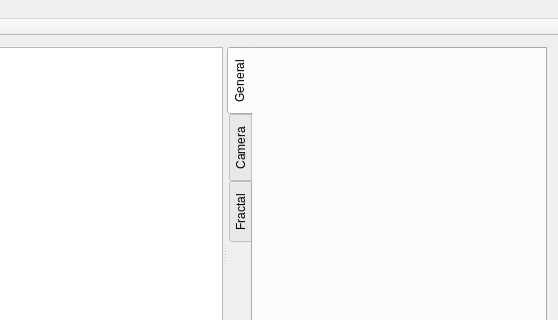
Qt form src/gui/mainwindow.ui (zhehangd/qjulia2) before a commit; both pictures show x 431 to 989 and y 0 to 320 of the 989 by 489 pixel window.
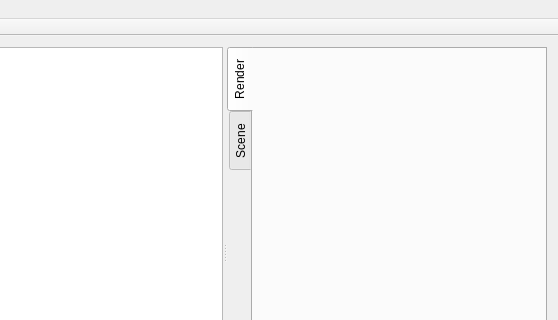
The same form after that commit. Custom widgets are drawn as their Qt base class.

What changed in the file:
```diff
--- a/src/gui/mainwindow.ui
+++ b/src/gui/mainwindow.ui
@@ -37,7 +37,7 @@
       <widget class="QTabWidget" name="tabWidget">
        <property name="sizePolicy">
         <sizepolicy hsizetype="Expanding" vsizetype="Expanding">
-         <horstretch>1</horstretch>
+         <horstretch>0</horstretch>
          <verstretch>0</verstretch>
         </sizepolicy>
        </property>
@@ -55,17 +55,12 @@
        </property>
        <widget class="GeneralPanel" name="tab_general">
         <attribute name="title">
-         <string>General</string>
+         <string>Render</string>
         </attribute>
        </widget>
-       <widget class="CameraPanel" name="tab_camera">
+       <widget class="DevPanel" name="tab_dev">
         <attribute name="title">
-         <string>Camera</string>
-        </attribute>
-       </widget>
-       <widget class="FractalPanel" name="tab_fractal">
-        <attribute name="title">
-         <string>Fractal</string>
+         <string>Scene</string>
         </attribute>
        </widget>
       </widget>
@@ -119,24 +114,18 @@
  </widget>
  <layoutdefault spacing="6" margin="11"/>
  <customwidgets>
-  <customwidget>
-   <class>FractalPanel</class>
-   <extends>QWidget</extends>
-   <header>fractalpanel.h</header>
-   <container>1</container>
-  </customwidget>
-  <customwidget>
-   <class>CameraPanel</class>
-   <extends>QWidget</extends>
-   <header>camerapanel.h</header>
-   <container>1</container>
-  </customwidget>
   <customwidget>
    <class>GeneralPanel</class>
    <extends>QWidget</extends>
    <header>generalpanel.h</header>
    <container>1</container>
   </customwidget>
+  <customwidget>
+   <class>DevPanel</class>
+   <extends>QWidget</extends>
+   <header>panel_dev.h</header>
+   <container>1</container>
+  </customwidget>
  </customwidgets>
  <resources/>
  <connections/>
```
Left out of the diff: 2 changed lines with no effect on the pictures.
